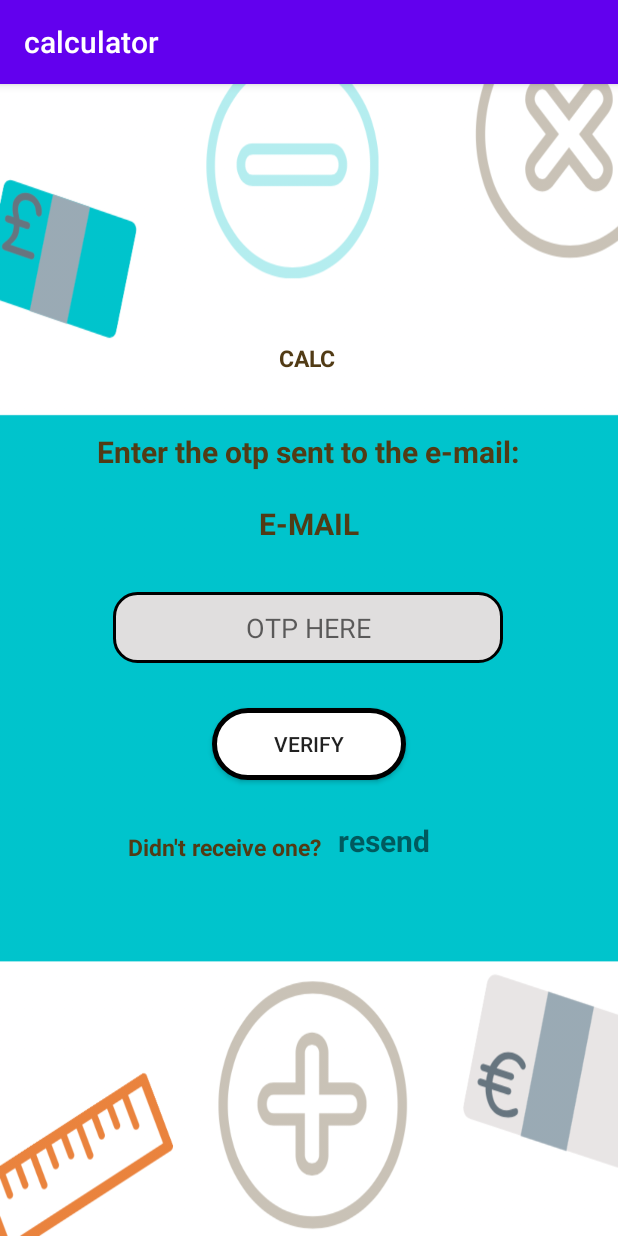
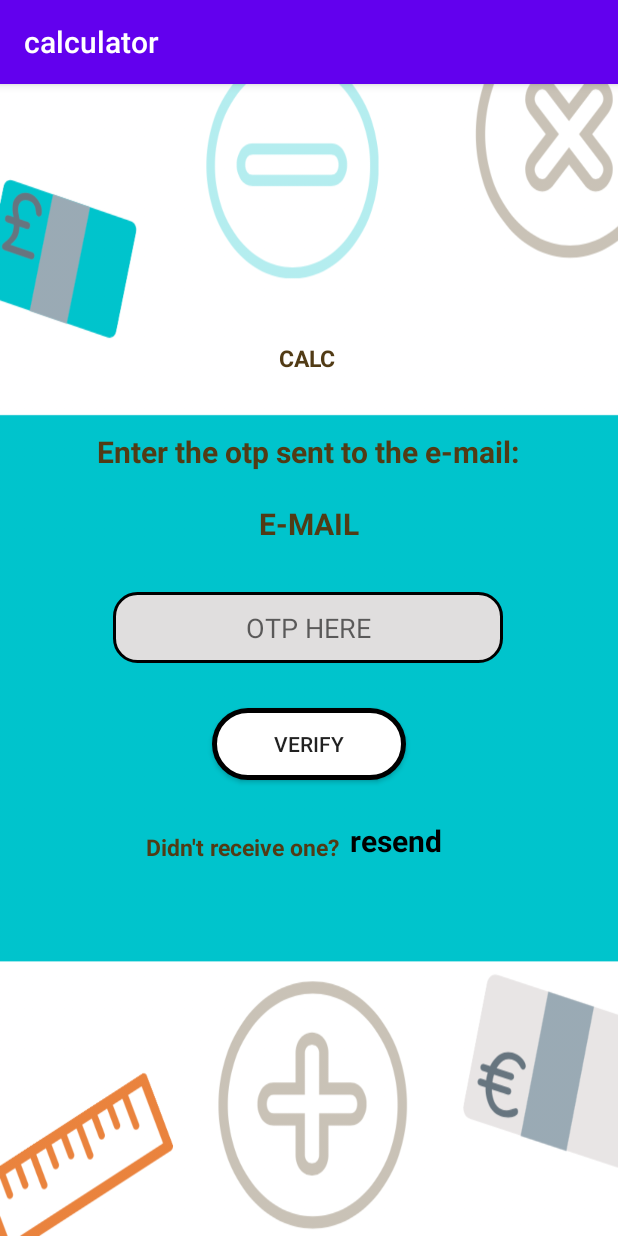
Before and after one commit to shashank-reddy-electromob/calculator, an Android app: the otp screen opened directly, with no data from a screen before it, on a phone screen of 412 x 824 dp. Run offline under Robolectric (Android 15) with nearby library versions, the phone set to English and light mode, and no system bars; 1 statement that could not run was skipped.

Commit message:
calculator layout

```diff
--- a/app/src/main/java/org/electromob/calculator/otp.java
+++ b/app/src/main/java/org/electromob/calculator/otp.java
@@ -2,13 +2,26 @@ package org.electromob.calculator;
 
 import androidx.appcompat.app.AppCompatActivity;
 
+import android.content.Intent;
 import android.os.Bundle;
+import android.text.SpannableString;
+import android.text.style.UnderlineSpan;
+import android.view.View;
+import android.widget.TextView;
+
+import org.w3c.dom.Text;
 
 public class otp extends AppCompatActivity {
+
+    TextView resend;
 
     @Override
     protected void onCreate(Bundle savedInstanceState) {
         super.onCreate(savedInstanceState);
         setContentView(R.layout.activity_otp);
+
+        SpannableString content = new SpannableString("resend");
+        content.setSpan(new UnderlineSpan(),0,content.length(),0);
+        resend.setText(content);
     }
 }
--- a/app/src/main/res/layout/activity_otp.xml
+++ b/app/src/main/res/layout/activity_otp.xml
@@ -90,7 +90,7 @@
         android:textStyle="bold"
         app:layout_constraintBottom_toBottomOf="parent"
         app:layout_constraintEnd_toEndOf="parent"
-        app:layout_constraintHorizontal_bias="0.301"
+        app:layout_constraintHorizontal_bias="0.343"
         app:layout_constraintStart_toStartOf="parent"
         app:layout_constraintTop_toBottomOf="@+id/button5"
         app:layout_constraintVertical_bias="0.12" />
@@ -100,11 +100,12 @@
         android:layout_width="wrap_content"
         android:layout_height="wrap_content"
         android:text="resend"
+        android:textColor="#000"
         android:textSize="20dp"
         android:textStyle="bold"
         app:layout_constraintBottom_toBottomOf="parent"
         app:layout_constraintEnd_toEndOf="parent"
-        app:layout_constraintHorizontal_bias="0.643"
+        app:layout_constraintHorizontal_bias="0.666"
         app:layout_constraintStart_toStartOf="parent"
         app:layout_constraintTop_toBottomOf="@+id/button5"
         app:layout_constraintVertical_bias="0.096" />
```
Also changed, not shown: app/src/main/java/org/electromob/calculator/loginactivity.java (+20 -0 lines), app/src/main/res/layout/activity_registeractivity.xml (+11 -11 lines).
